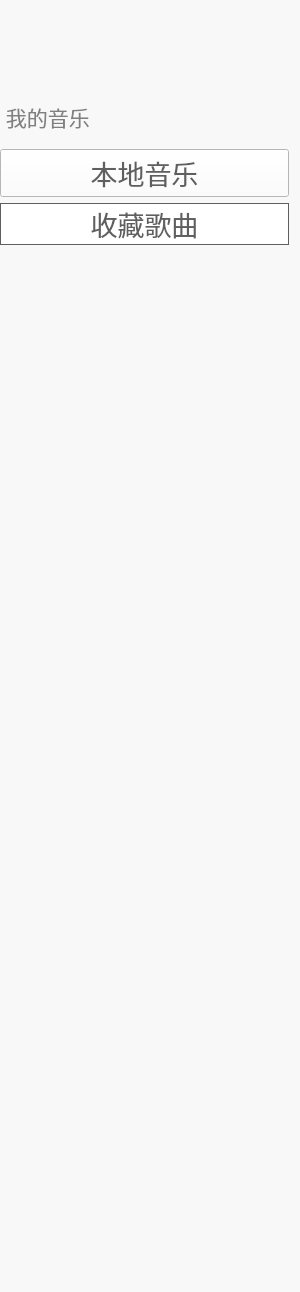
Qt form MusicPlayer/MusicPlayer/LeftWgt.ui (xfxbbb/musicPlayer) before a commit.
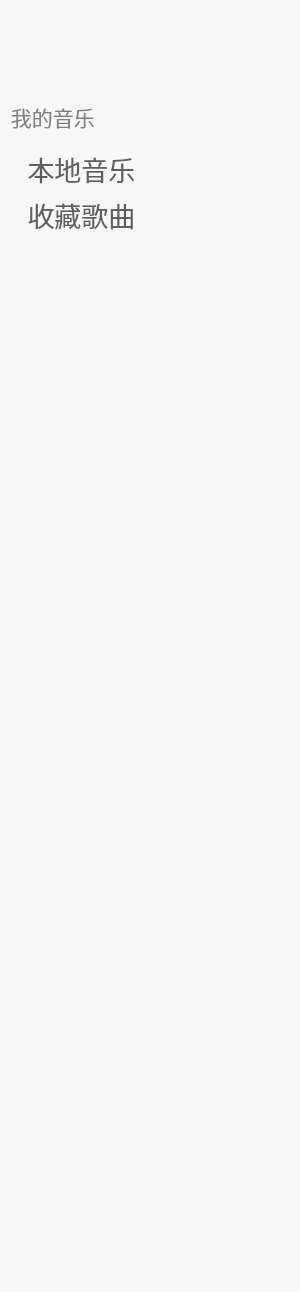
The same form after that commit. Icons and pictures are not drawn.

Patch:
```diff
--- a/MusicPlayer/MusicPlayer/LeftWgt.ui
+++ b/MusicPlayer/MusicPlayer/LeftWgt.ui
@@ -44,7 +44,7 @@
        <number>11</number>
       </property>
       <property name="leftMargin">
-       <number>0</number>
+       <number>5</number>
       </property>
       <property name="topMargin">
        <number>11</number>
@@ -111,9 +111,9 @@
            <string notr="true">#allMusicBtn{
 	font-size:20pt;
 	color:#5f5f5f;
-	/*border:1px solid #5f5f5f;*/
-	boreder:none;
-	background-color:#ffffff;
+	border-style:none;
+	background-color:#f8f8f8;
+	text-align:left;
 }
 #allMusicBtn:hover{
 	color:#ffffff;
@@ -121,7 +121,14 @@
 }</string>
           </property>
           <property name="text">
-           <string>本地音乐</string>
+           <string>   本地音乐</string>
+          </property>
+          <property name="icon">
+           <iconset resource="MusicPlayer.qrc">
+            <normaloff>:/MusicPlayer/img/24gl-playlistMusic2.png</normaloff>:/MusicPlayer/img/24gl-playlistMusic2.png</iconset>
+          </property>
+          <property name="default">
+           <bool>false</bool>
           </property>
          </widget>
         </item>
@@ -131,8 +138,9 @@
            <string notr="true">#favouriteMusicBtn{
 	font-size:20pt;
 	color:#5f5f5f;
-	border:1px solid #5f5f5f;
-	background-color:#ffffff;
+	border-style:none;
+	background-color:#f8f8f8;
+	text-align:left;
 }
 #favouriteMusicBtn:hover{
 	color:#ffffff;
@@ -140,7 +148,14 @@
 }</string>
           </property>
           <property name="text">
-           <string>收藏歌曲</string>
+           <string>   收藏歌曲</string>
+          </property>
+          <property name="icon">
+           <iconset resource="MusicPlayer.qrc">
+            <normaloff>:/MusicPlayer/img/24gl-playlistHeart2.png</normaloff>:/MusicPlayer/img/24gl-playlistHeart2.png</iconset>
+          </property>
+          <property name="checkable">
+           <bool>false</bool>
           </property>
          </widget>
         </item>
```
